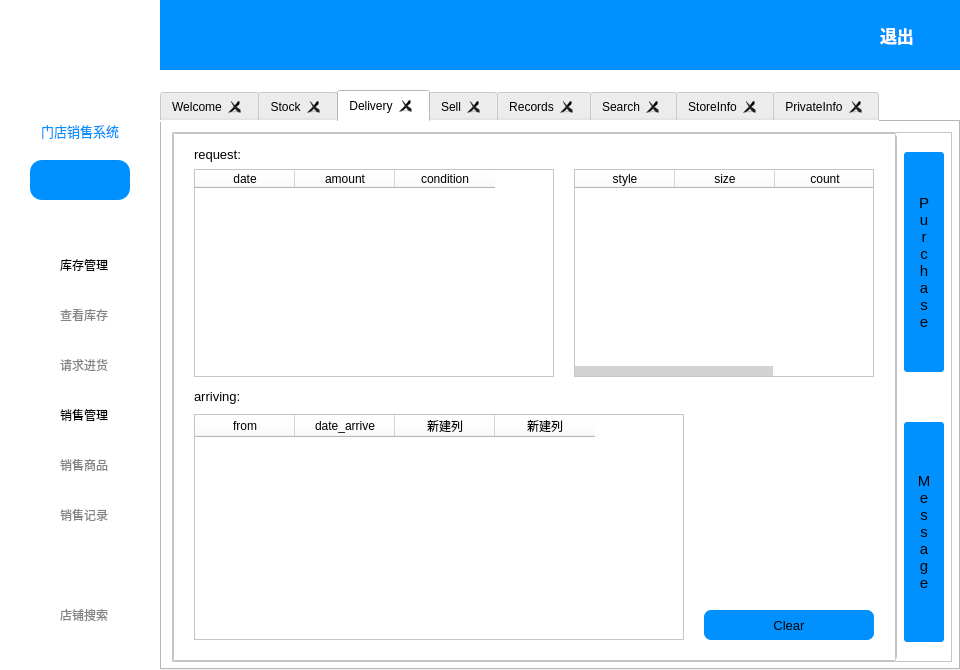
The window that src-client/mainwindow.ui (Onlyonehead/NMSL-Proj1) describes before a commit, drawn with Qt 5.
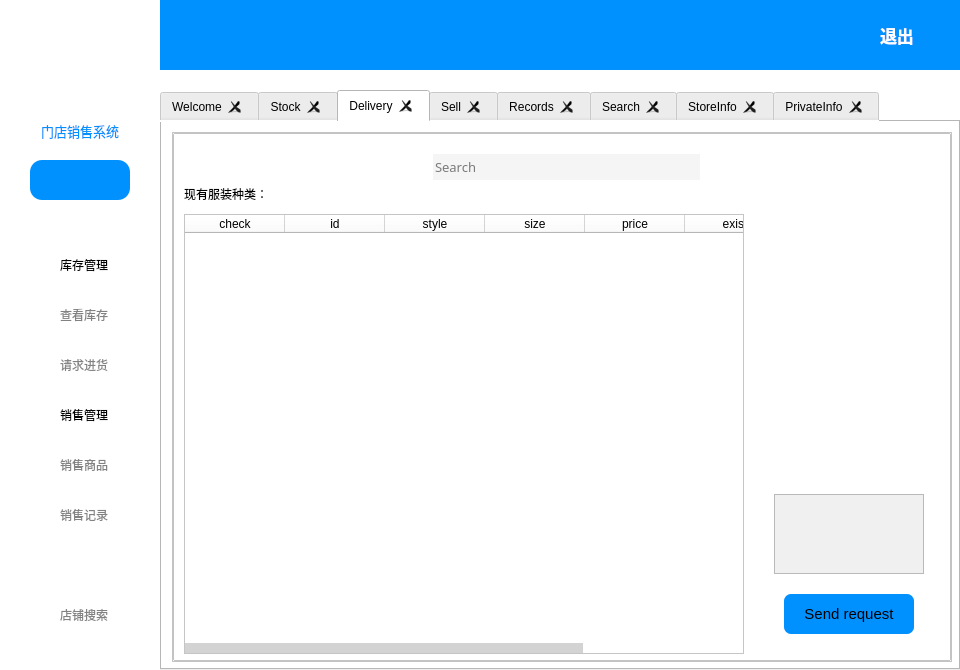
The same window after the commit. The open tabs and pages were chosen to show the change. Icons and pictures are not drawn.

```diff
--- a/src-client/mainwindow.ui
+++ b/src-client/mainwindow.ui
@@ -690,7 +690,7 @@
         <rect>
          <x>0</x>
          <y>0</y>
-         <width>725</width>
+         <width>780</width>
          <height>530</height>
         </rect>
        </property>
@@ -704,7 +704,7 @@
 }</string>
        </property>
        <property name="currentIndex">
-        <number>1</number>
+        <number>0</number>
        </property>
        <widget class="QWidget" name="page_purchase">
         <widget class="QTableWidget" name="tableWidget_delivery_cloth">
@@ -768,8 +768,8 @@
           <rect>
            <x>580</x>
            <y>80</y>
-           <width>140</width>
-           <height>140</height>
+           <width>180</width>
+           <height>180</height>
           </rect>
          </property>
          <property name="text">
@@ -795,8 +795,8 @@
         <widget class="QPushButton" name="pushButton_sendRequest">
          <property name="geometry">
           <rect>
-           <x>580</x>
-           <y>470</y>
+           <x>610</x>
+           <y>460</y>
            <width>130</width>
            <height>40</height>
           </rect>
@@ -872,9 +872,9 @@
         <widget class="QFrame" name="frame_13">
          <property name="geometry">
           <rect>
-           <x>590</x>
+           <x>600</x>
            <y>360</y>
-           <width>110</width>
+           <width>150</width>
            <height>80</height>
           </rect>
          </property>
@@ -926,8 +926,8 @@
         <widget class="QLabel" name="label_delivery_style">
          <property name="geometry">
           <rect>
-           <x>595</x>
-           <y>225</y>
+           <x>620</x>
+           <y>270</y>
            <width>110</width>
            <height>20</height>
           </rect>
@@ -943,241 +943,6 @@
          </property>
         </widget>
        </widget>
-       <widget class="QWidget" name="page_message">
-        <widget class="QLabel" name="label_3">
-         <property name="geometry">
-          <rect>
-           <x>20</x>
-           <y>10</y>
-           <width>80</width>
-           <height>20</height>
-          </rect>
-         </property>
-         <property name="font">
-          <font>
-           <pointsize>10</pointsize>
-          </font>
-         </property>
-         <property name="text">
-          <string>request:</string>
-         </property>
-        </widget>
-        <widget class="QTableWidget" name="tableWidget_allRequests">
-         <property name="geometry">
-          <rect>
-           <x>20</x>
-           <y>35</y>
-           <width>360</width>
-           <height>208</height>
-          </rect>
-         </property>
-         <property name="styleSheet">
-          <string notr="true">QScrollBar{background:transparent; height:10px;}
-QScrollBar::handle{background:lightgray; border:0px;}
-QScrollBar::handle:hover{background:gray;}
-QScrollBar::sub-line{background:transparent;}
-QScrollBar::add-line{background:transparent;}
-</string>
-         </property>
-         <attribute name="verticalHeaderVisible">
-          <bool>false</bool>
-         </attribute>
-         <column>
-          <property name="text">
-           <string>date</string>
-          </property>
-         </column>
-         <column>
-          <property name="text">
-           <string>amount</string>
-          </property>
-         </column>
-         <column>
-          <property name="text">
-           <string>condition</string>
-          </property>
-         </column>
-        </widget>
-        <widget class="QTableWidget" name="tableWidget_requestDetail">
-         <property name="geometry">
-          <rect>
-           <x>400</x>
-           <y>35</y>
-           <width>300</width>
-           <height>208</height>
-          </rect>
-         </property>
-         <property name="styleSheet">
-          <string notr="true">QScrollBar{background:transparent; height:10px;}
-QScrollBar::handle{background:lightgray; border:0px;}
-QScrollBar::handle:hover{background:gray;}
-QScrollBar::sub-line{background:transparent;}
-QScrollBar::add-line{background:transparent;}
-</string>
-         </property>
-         <column>
-          <property name="text">
-           <string>style</string>
-          </property>
-         </column>
-         <column>
-          <property name="text">
-           <string>size</string>
-          </property>
-         </column>
-         <column>
-          <property name="text">
-           <string>count</string>
-          </property>
-         </column>
-        </widget>
-        <widget class="QPushButton" name="pushButton_sell_2">
-         <property name="geometry">
-          <rect>
-           <x>530</x>
-           <y>476</y>
-           <width>170</width>
-           <height>30</height>
-          </rect>
-         </property>
-         <property name="font">
-          <font>
-           <pointsize>10</pointsize>
-          </font>
-         </property>
-         <property name="styleSheet">
-          <string notr="true">QPushButton{
-	color:rgb(0, 0, 0);
-	background-color: rgb(1, 145, 255);
-	border:0px;
-	border-radius:7px; 
-}
-QPushButton:hover{
-	background-color:rgb(126, 143, 255);
-}</string>
-         </property>
-         <property name="text">
-          <string>Clear</string>
-         </property>
-        </widget>
-        <widget class="QTableWidget" name="tableWidget_arriving">
-         <property name="geometry">
-          <rect>
-           <x>20</x>
-           <y>280</y>
-           <width>490</width>
-           <height>226</height>
-          </rect>
-         </property>
-         <column>
-          <property name="text">
-           <string>from</string>
-          </property>
-         </column>
-         <column>
-          <property name="text">
-           <string>date_arrive</string>
-          </property>
-         </column>
-         <column>
-          <property name="text">
-           <string>新建列</string>
-          </property>
-         </column>
-         <column>
-          <property name="text">
-           <string>新建列</string>
-          </property>
-         </column>
-        </widget>
-        <widget class="QLabel" name="label_13">
-         <property name="geometry">
-          <rect>
-           <x>20</x>
-           <y>252</y>
-           <width>80</width>
-           <height>20</height>
-          </rect>
-         </property>
-         <property name="font">
-          <font>
-           <pointsize>10</pointsize>
-          </font>
-         </property>
-         <property name="text">
-          <string>arriving:</string>
-         </property>
-        </widget>
-       </widget>
-      </widget>
-      <widget class="QPushButton" name="pushButton_purchase">
-       <property name="geometry">
-        <rect>
-         <x>732</x>
-         <y>20</y>
-         <width>40</width>
-         <height>220</height>
-        </rect>
-       </property>
-       <property name="font">
-        <font>
-         <pointsize>11</pointsize>
-        </font>
-       </property>
-       <property name="styleSheet">
-        <string notr="true">QPushButton{background-color:rgb(1, 145, 255);
-border-bottom-left-radius:3px; 
-border-bottom-right-radius:3px; 
-border-top-left-radius:3px; 
-border-top-right-radius:3px; }
-QPushButton:hover{
-	background-color:rgb(126, 143, 255);
-}</string>
-       </property>
-       <property name="text">
-        <string>P
-u
-r
-c
-h
-a
-s
-e</string>
-       </property>
-      </widget>
-      <widget class="QPushButton" name="pushButton_message">
-       <property name="geometry">
-        <rect>
-         <x>732</x>
-         <y>290</y>
-         <width>40</width>
-         <height>220</height>
-        </rect>
-       </property>
-       <property name="font">
-        <font>
-         <pointsize>11</pointsize>
-        </font>
-       </property>
-       <property name="styleSheet">
-        <string notr="true">QPushButton{background-color:rgb(1, 145, 255);
-border-bottom-left-radius:3px; 
-border-bottom-right-radius:3px; 
-border-top-left-radius:3px; 
-border-top-right-radius:3px; }
-QPushButton:hover{
-	background-color:rgb(126, 143, 255);
-}</string>
-       </property>
-       <property name="text">
-        <string>M
-e
-s
-s
-a
-g
-e</string>
-       </property>
       </widget>
      </widget>
     </widget>
```
Left out of the diff: 8 changed lines with no effect on the pictures.
